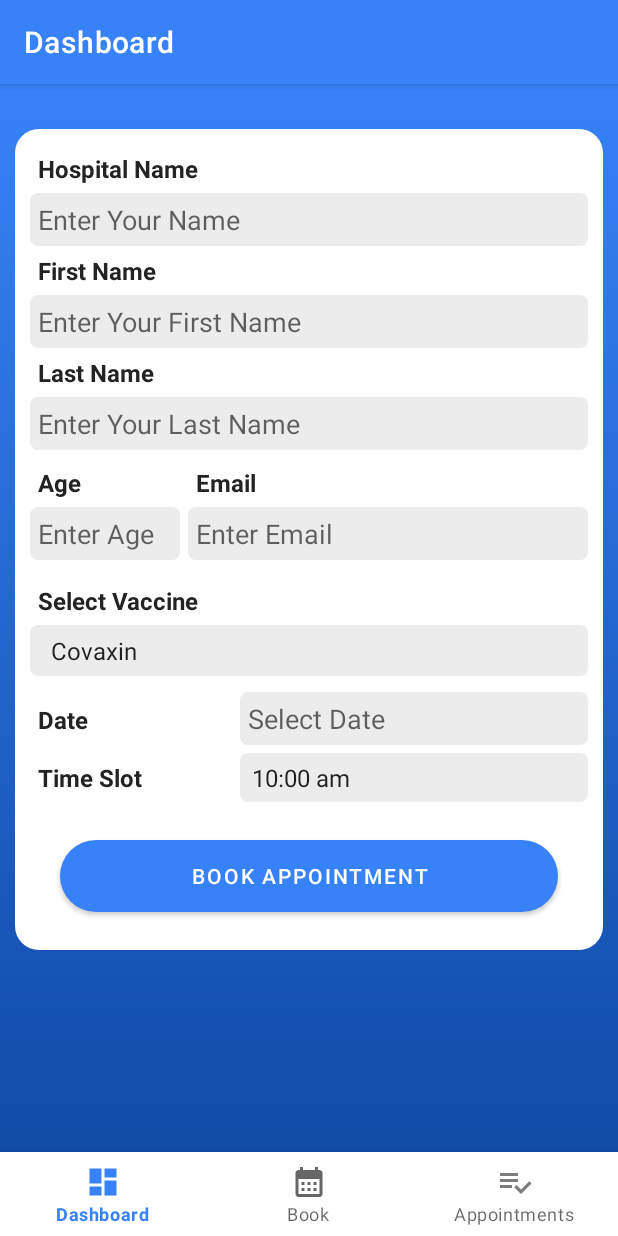
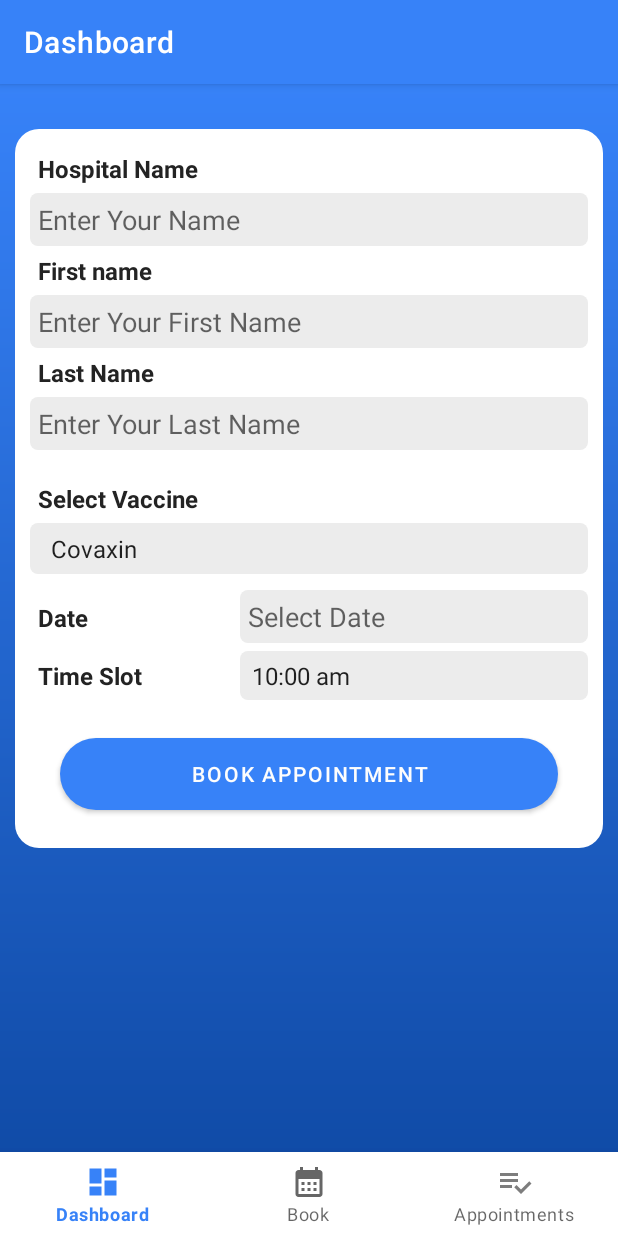
Before and after one commit to pmurria9816/Vaccinator, an Android app: the fragment AppointmentFragment placed in its activity, on a phone screen of 412 x 824 dp. Run offline under Robolectric (Android 15) with nearby library versions, the phone set to English and light mode, and no system bars; our stand-ins replace navigation-ui; 3 statements that could not run were skipped.

Commit message:
Warnings Fix

```diff
--- a/app/src/main/java/com/assignment2/vaccinator/MainActivity.java
+++ b/app/src/main/java/com/assignment2/vaccinator/MainActivity.java
@@ -27,7 +27,7 @@ public class MainActivity extends AppCompatActivity {
         // Passing each menu ID as a set of Ids because each
         // menu should be considered as top level destinations.
         AppBarConfiguration appBarConfiguration = new AppBarConfiguration.Builder(
-                R.id.navigation_home, R.id.navigation_dashboard,R.id.navigation_book_appointment, R.id.navigation_notifications)
+                 R.id.navigation_dashboard,R.id.navigation_book_appointment, R.id.navigation_notifications)
                 .build();
         NavController navController = Navigation.findNavController(this, R.id.nav_host_fragment_activity_main);
         NavigationUI.setupActionBarWithNavController(this, navController, appBarConfiguration);
--- a/app/src/main/res/layout/fragment_appointment.xml
+++ b/app/src/main/res/layout/fragment_appointment.xml
@@ -1,21 +1,17 @@
 <?xml version="1.0" encoding="utf-8"?>
-<FrameLayout xmlns:android="http://schemas.android.com/apk/res/android"
-    xmlns:tools="http://schemas.android.com/tools"
-    android:layout_width="match_parent"
-    android:layout_height="match_parent"
-    tools:context=".AppointmentFragment">
-
     <ScrollView
+        xmlns:android="http://schemas.android.com/apk/res/android"
+        xmlns:tools="http://schemas.android.com/tools"
         android:layout_width="match_parent"
         android:layout_height="match_parent"
         android:background="@drawable/title_bg"
         android:touchscreenBlocksFocus="true"
         android:padding="0dp"
         android:layout_margin="0dp"
-        tools:context=".MainActivity">
+        tools:context=".AppointmentFragment">
         <LinearLayout
             android:layout_width="match_parent"
-            android:layout_height="match_parent"
+            android:layout_height="wrap_content"
             android:layout_marginTop="20dp"
             android:orientation="vertical">
             <LinearLayout
@@ -31,9 +27,9 @@
                 <TextView
                     android:id="@+id/Title"
                     android:layout_width="wrap_content"
-                    android:layout_height="wrap_content"
+                    android:layout_height="0dp"
                     android:layout_weight="1"
-                    android:text="Covin Vaccination"
+                    android:text="@string/covin_vaccination"
                     android:textColor="#FAFAFA"
                     android:textSize="24sp"
                     android:textStyle="bold" />
@@ -61,7 +57,7 @@
                         android:layout_height="wrap_content"
                         android:layout_weight="1"
                         android:padding="5dp"
-                        android:text="Hospital Name"
+                        android:text="@string/hospital_name"
                         android:textColor="#232323"
                         android:textSize="16sp"
                         android:textStyle="bold" />
@@ -76,9 +72,10 @@
                         android:enabled="false"
                         android:padding="5dp"
                         android:background="@drawable/input_field"
-                        android:hint="Enter Your Name"
+                        android:hint="@string/enter_your_name"
                         android:inputType="textPersonName"
-                        tools:ignore="TouchTargetSizeCheck,SpeakableTextPresentCheck" />
+                        tools:ignore="TouchTargetSizeCheck,SpeakableTextPresentCheck"
+                        android:autofillHints="" />
                 </LinearLayout>
 
                 <LinearLayout
@@ -92,7 +89,7 @@
                         android:layout_height="wrap_content"
                         android:layout_weight="1"
                         android:padding="5dp"
-                        android:text="First Name"
+                        android:text="@string/first_name"
                         android:textColor="#232323"
                         android:textSize="16sp"
                         android:textStyle="bold" />
@@ -102,13 +99,14 @@
                         android:layout_width="match_parent"
                         android:layout_height="wrap_content"
                         android:layout_weight="1"
+                        android:background="@drawable/input_field"
                         android:ems="10"
                         android:enabled="true"
+                        android:hint="@string/enter_your_first_name"
+                        android:inputType="textPersonName"
                         android:padding="5dp"
-                        android:background="@drawable/input_field"
-                        android:hint="Enter Your First Name"
-                        android:inputType="textPersonName"
-                        tools:ignore="TouchTargetSizeCheck,SpeakableTextPresentCheck" />
+                        tools:ignore="TouchTargetSizeCheck,SpeakableTextPresentCheck,TextContrastCheck"
+                        android:autofillHints="" />
                 </LinearLayout>
 
                 <LinearLayout
@@ -122,7 +120,7 @@
                         android:layout_height="wrap_content"
                         android:layout_weight="1"
                         android:padding="5dp"
-                        android:text="Last Name"
+                        android:text="@string/last_name"
                         android:textColor="#232323"
                         android:textSize="16sp"
                         android:textStyle="bold" />
@@ -132,24 +130,25 @@
                         android:layout_width="match_parent"
                         android:layout_height="wrap_content"
                         android:layout_weight="1"
+                        android:background="@drawable/input_field"
                         android:ems="10"
                         android:enabled="true"
+                        android:hint="@string/enter_your_last_name"
+                        android:inputType="textPersonName"
                         android:padding="5dp"
-                        android:background="@drawable/input_field"
-                        android:hint="Enter Your Last Name"
-                        android:inputType="textPersonName"
-                        tools:ignore="TouchTargetSizeCheck,SpeakableTextPresentCheck" />
+                        tools:ignore="TouchTargetSizeCheck,SpeakableTextPresentCheck,TextContrastCheck"
+                        android:autofillHints="" />
                 </LinearLayout>
 
 
 
                 <LinearLayout
                     android:layout_width="match_parent"
-                    android:layout_height="wrap_content"
+                    android:layout_height="0dp"
                     android:layout_marginTop="5dp"
                     android:layout_marginBottom="5dp"
-                    android:layout_weight="1"
-                    android:orientation="horizontal">
+                    android:orientation="horizontal"
+                    android:baselineAligned="false">
 
                     <LinearLayout
                         android:layout_width="0dp"
@@ -162,7 +161,7 @@
                             android:layout_width="match_parent"
                             android:layout_height="wrap_content"
                             android:padding="5dp"
-                            android:text="Age"
+                            android:text="@string/age"
                             android:textColor="#232323"
                             android:textSize="16sp"
                             android:textStyle="bold" />
@@ -171,13 +170,14 @@
                             android:id="@+id/age_input"
                             android:layout_width="match_parent"
                             android:layout_height="wrap_content"
+                            android:background="@drawable/input_field"
                             android:ems="10"
                             android:enabled="true"
+                            android:hint="@string/enter_age"
+                            android:inputType="number"
                             android:padding="5dp"
-                            android:background="@drawable/input_field"
-                            android:hint="Enter Age"
-                            android:inputType="number"
-                            tools:ignore="TouchTargetSizeCheck,SpeakableTextPresentCheck" />
+                            tools:ignore="TouchTargetSizeCheck,SpeakableTextPresentCheck,TextContrastCheck"
+                            android:autofillHints="" />
 
                     </LinearLayout>
 
@@ -185,7 +185,7 @@
                         android:layout_width="0dp"
                         android:layout_height="match_parent"
                         android:orientation="vertical"
-                        android:layout_marginLeft="5dp"
+                        android:layout_marginStart="5dp"
                         android:layout_weight="0.4
 "
                         >
@@ -194,9 +194,8 @@
                             android:id="@+id/textViewemail"
                             android:layout_width="match_parent"
                             android:layout_height="wrap_content"
-                            android:layout_weight="1"
                             android:padding="5dp"
-                            android:text="Email"
+                            android:text="@string/email"
                             android:textColor="#232323"
                             android:textSize="16sp"
                             android:textStyle="bold" />
@@ -205,14 +204,14 @@
                             android:id="@+id/email_input"
                             android:layout_width="match_parent"
                             android:layout_height="wrap_content"
-                            android:layout_weight="1"
+                            android:background="@drawable/input_field"
                             android:ems="10"
                             android:enabled="true"
+                            android:hint="@string/enter_email"
+                            android:inputType="textEmailAddress"
                             android:padding="5dp"
-                            android:background="@drawable/input_field"
-                            android:hint="Enter Email"
-                            android:inputType="textPersonName"
-                            tools:ignore="TouchTargetSizeCheck,SpeakableTextPresentCheck" />
+                            tools:ignore="TouchTargetSizeCheck,SpeakableTextPresentCheck,TextContrastCheck"
+                            android:autofillHints="" />
 
                     </LinearLayout>
 
@@ -232,17 +231,18 @@
                         android:layout_width="match_parent"
                         android:layout_height="wrap_content"
                         android:padding="5dp"
-                        android:text="Select Vaccine"
+                        android:text="@string/select_vaccine"
                         android:textColor="#232323"
                         android:textSize="16sp"
                         android:textStyle="bold" />
 
-                   <Spinner
-                       android:id="@+id/vaccineList"
-                       android:padding="6dp"
-                       android:background="@drawable/input_field"
-                       android:layout_width="match_parent"
-                       android:layout_height="match_parent"/>
+                    <Spinner
+                        android:id="@+id/vaccineList"
+                        android:layout_width="match_parent"
+                        android:layout_height="match_parent"
+                        android:background="@drawable/input_field"
+                        android:padding="6dp"
+                        tools:ignore="SpeakableTextPresentCheck,TouchTargetSizeCheck" />
                 </LinearLayout>
 
                 <LinearLayout
@@ -256,7 +256,7 @@
                         android:layout_width="140dp"
                         android:layout_height="wrap_content"
                         android:padding="5dp"
-                        android:text="Date"
+                        android:text="@string/date"
                         android:textColor="#232323"
                         android:textSize="16sp"
                         android:textStyle="bold" />
@@ -270,14 +270,16 @@
 
                     <EditText
                         android:id="@+id/dateText"
-                        android:layout_width="match_parent"
+                        android:layout_width="0dp"
                         android:layout_height="wrap_content"
+                        android:layout_weight="1"
                         android:background="@drawable/input_field"
+                        android:ems="10"
+                        android:hint="@string/select_date"
+                        android:inputType="date"
                         android:padding="5dp"
-                        android:layout_weight="1"
-                        android:ems="10"
-                        android:hint="Select Date"
-                        android:inputType="textPersonName" />
+                        tools:ignore="TouchTargetSizeCheck,TextContrastCheck"
+                        android:autofillHints="" />
                 </LinearLayout>
 
                 <LinearLayout
@@ -292,17 +294,18 @@
                         android:layout_width="140dp"
                         android:layout_height="wrap_content"
                         android:padding="5dp"
-                        android:text="Time Slot"
+                        android:text="@string/time_slot"
                         android:textColor="#232323"
                         android:textSize="16sp"
                         android:textStyle="bold" />
 
                     <Spinner
                         android:id="@+id/timeSpinner"
+                        android:layout_width="0dp"
+                        android:layout_height="match_parent"
+                        android:layout_weight="1"
                         android:background="@drawable/input_field"
-                        android:layout_width="wrap_content"
-                        android:layout_height="match_parent"
-                        android:layout_weight="1" />
+                        tools:ignore="SpeakableTextPresentCheck,TouchTargetSizeCheck" />
                 </LinearLayout>
 
                 <Button
@@ -312,13 +315,13 @@
                     android:layout_gravity="bottom"
                     android:layout_marginLeft="20dp"
                     android:layout_marginTop="20dp"
+                    android:layout_marginRight="20dp"
                     android:layout_marginBottom="15dp"
-                    android:layout_marginRight="20dp"
                     android:background="@drawable/submit_btn"
                     android:foregroundGravity="bottom"
-                    android:text="Book Appointment"
-                    android:textColor="#FDFDFD" />
+                    android:text="@string/book_appointment"
+                    android:textColor="#FDFDFD"
+                    tools:ignore="TextContrastCheck" />
             </LinearLayout>
         </LinearLayout>
     </ScrollView>
-</FrameLayout>
--- a/app/src/main/res/navigation/mobile_navigation.xml
+++ b/app/src/main/res/navigation/mobile_navigation.xml
@@ -5,11 +5,6 @@
     android:id="@+id/mobile_navigation"
     app:startDestination="@id/navigation_dashboard">
 
-    <fragment
-        android:id="@+id/navigation_home"
-        android:name="com.assignment2.vaccinator.ui.home.HomeFragment"
-        android:label="@string/title_home"
-        tools:layout="@layout/fragment_home" />
 
     <fragment
         android:id="@+id/navigation_dashboard"
--- a/app/src/main/res/values/strings.xml
+++ b/app/src/main/res/values/strings.xml
@@ -25,4 +25,49 @@
     <string name="title_activity_maps">MapsActivity</string>
     <!-- TODO: Remove or change this placeholder text -->
     <string name="hello_blank_fragment">Hello blank fragment</string>
+    <string name="content">content</string>
+    <string name="vaccination_login">Vaccination Login</string>
+    <string name="click_here_for_sign_up">Click here for Sign Up</string>
+    <string name="first_name_l">First Name</string>
+    <string name="last_name_l">Last name</string>
+    <string name="last_name_">Last name</string>
+    <string name="phone">Phone</string>
+    <string name="phone_label">Phone</string>
+    <string name="confirm_password">Confirm Password</string>
+    <string name="register">Register</string>
+    <string name="click_here_for_login">Click here for Login</string>
+    <string name="patient_name">Patient Name:</string>
+    <string name="appointment_time">Appointment Time :</string>
+    <string name="full_name">Full Name</string>
+    <string name="time">Time</string>
+    <string name="hospital">Hospital:</string>
+    <string name="hospital_label">Hospital</string>
+    <string name="vaccine">Vaccine:</string>
+    <string name="vaccine_label">Vaccine</string>
+    <string name="age">Age:</string>
+    <string name="age_holder">30</string>
+    <string name="edit_l">Edit</string>
+    <string name="covin_vaccination">Covin Vaccination</string>
+    <string name="hospital_name">Hospital Name</string>
+    <string name="enter_your_name">Enter Your Name</string>
+    <string name="enter_your_first_name">Enter Your First Name</string>
+    <string name="enter_your_last_name">Enter Your Last Name</string>
+    <string name="enter_age">Enter Age</string>
+    <string name="enter_email">Enter Email</string>
+    <string name="select_vaccine">Select Vaccine</string>
+    <string name="date">Date</string>
+    <string name="select_date">Select Date</string>
+    <string name="time_slot">Time Slot</string>
+    <string name="book_appointment">Book Appointment</string>
+    <string name="covi_vaccination">Covi Vaccination</string>
+    <string name="hello_user">Hello, User</string>
+    <string name="sites_conducting_vaccination">Sites Conducting Vaccination</string>
+    <string name="government">Government</string>
+    <string name="private_hos">Private</string>
+    <string name="total_registrations">Total Registrations</string>
+    <string name="age_18_44">Age 18 - 44</string>
+    <string name="age_45">Age 45+</string>
+    <string name="the_hospital_name">The Hospital Name</string>
+    <string name="_1524_shappered_rd_waterloo_on">1524 Shappered Rd, Waterloo, ON</string>
+    <string name="book">Book</string>
 </resources>
```
Also changed, not shown: app/src/main/res/layout/activity_launch.xml (+58 -67 lines), app/src/main/res/layout/appointment.xml (+12 -12 lines), app/src/main/res/layout/fragment_dashboard.xml (+43 -47 lines), app/src/main/res/layout/fragment_home.xml (deleted, +0 -22 lines), app/src/main/res/layout/fragment_map.xml (+8 -18 lines).
